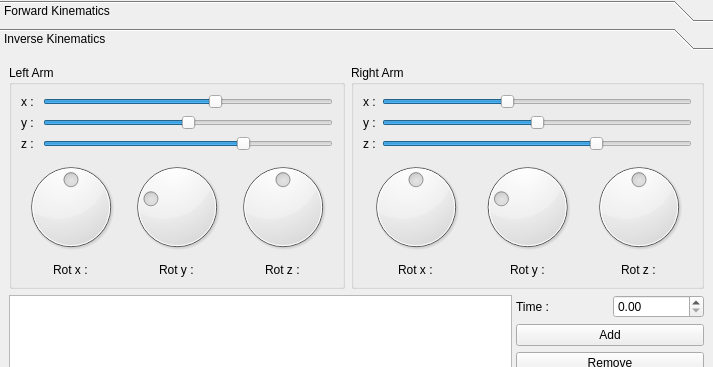
First picture: the form in jointsettingsdialog.ui, repository alifahrri/dinsow-ik, before the edit; both pictures show x 0 to 713 and y 0 to 367 of the 713 by 528 pixel window.
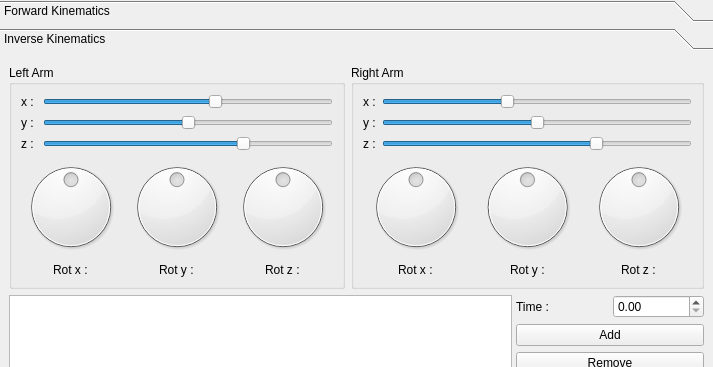
Second picture: the form after the edit. The open tabs and pages were chosen to show the change.

Diff of the .ui file:
```diff
--- a/jointsettingsdialog.ui
+++ b/jointsettingsdialog.ui
@@ -535,7 +535,7 @@
                <number>31</number>
               </property>
               <property name="value">
-               <number>-15</number>
+               <number>0</number>
               </property>
              </widget>
             </item>
@@ -780,7 +780,7 @@
                <number>31</number>
               </property>
               <property name="value">
-               <number>-15</number>
+               <number>0</number>
               </property>
              </widget>
             </item>
```
Left out of the diff: 14 changed lines with no effect on the pictures.
